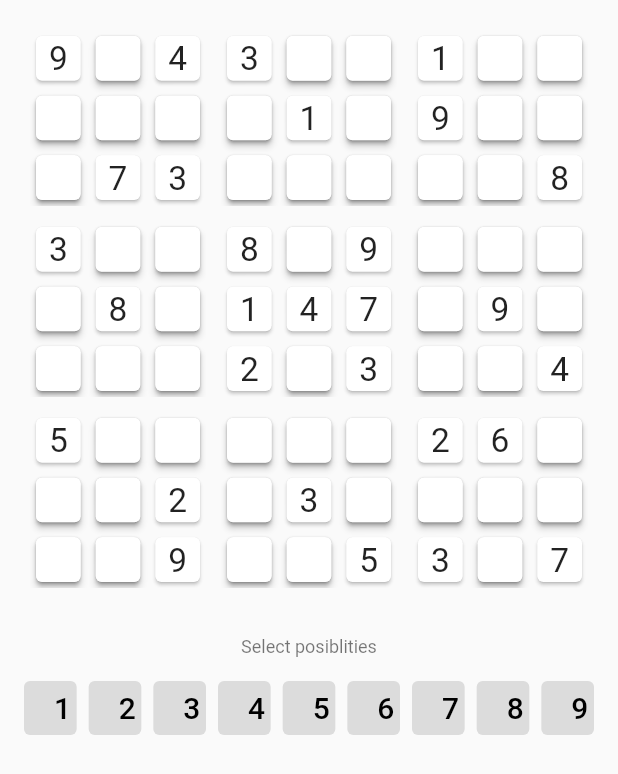
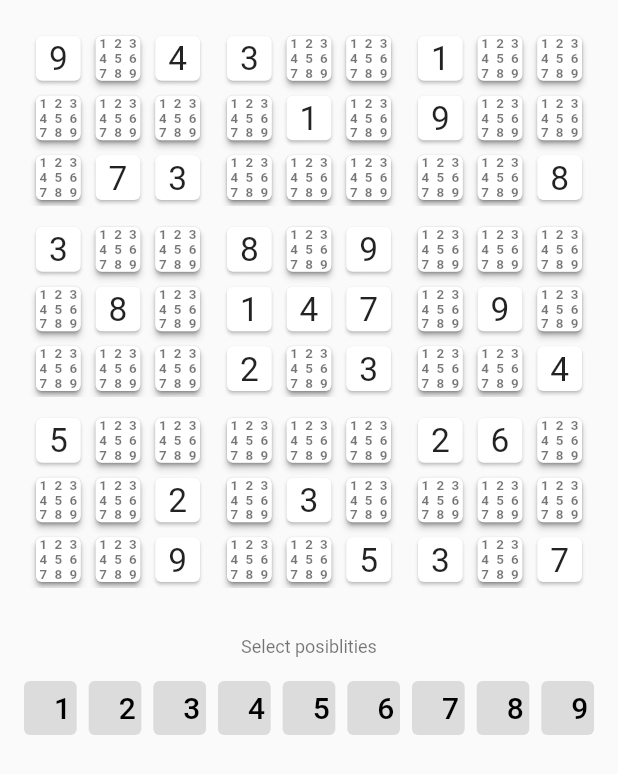
Before and after one commit to mjarkk/flutter_sudoku, a Flutter app: the screen it shows after launch, on a phone screen of 412 x 824 dp. Shown: the top 774 px of the screen. Run offline on Flutter 3.47's test engine with Material 2 defaults, Android fonts, the phone set to English and light mode, and no system bars.

Commit message:
show possibilities in grid

```diff
--- a/lib/playground.dart
+++ b/lib/playground.dart
@@ -83,43 +83,38 @@ class GridCell extends StatelessWidget {
             ),
           );
 
+        double posibilityFontSize =
+            constraints.maxWidth < 50 ? constraints.maxWidth * .3 : 15;
+
         return ElevatedButton(
           child: Container(
+            constraints: BoxConstraints(maxHeight: 50, maxWidth: 50),
             child: Column(
-              children: List.generate(
-                3,
-                (i) => Row(
+              children: List.generate(3, (i) {
+                int valueOffset = i * 3 + 1;
+                return Expanded(
+                  child: Row(
                     children: List.generate(
                       3,
                       (j) {
-                      int value = i * 3 + j + 1;
-                      return Expanded(
-                        child: Center(
-                          child: field.posibilities[value] == true
-                              ? Text(
-                                  value.toString(),
-                                  style: TextStyle(
-                                    color: Theme.of(context)
-                                        .textTheme
-                                        .caption
-                                        ?.color,
-                                    fontSize: constraints.maxWidth * .4,
-                                    fontWeight: FontWeight.bold,
-                                  ),
-                                )
-                              : Container(),
-                        ),
+                        int value = valueOffset + j;
+                        return _Possibility(
+                          value:
+                              field.posibilities[value] == true ? value : null,
+                          fontSize: posibilityFontSize,
                         );
                       },
                     ),
                   ),
-              ).toList(),
+                );
+              }).toList(),
             ),
           ),
           style: ElevatedButton.styleFrom(
             primary: selected
                 ? Theme.of(context).colorScheme.primaryVariant
                 : Theme.of(context).cardColor,
+            padding: EdgeInsets.zero,
           ),
           onPressed: () => setSelectCell(cell),
         );
@@ -127,3 +122,28 @@ class GridCell extends StatelessWidget {
     );
   }
 }
+
+class _Possibility extends StatelessWidget {
+  final int? value;
+  final double fontSize;
+  const _Possibility({Key? key, this.value, required this.fontSize})
+      : super(key: key);
+
+  @override
+  Widget build(BuildContext context) {
+    return Expanded(
+      child: Center(
+        child: value != null
+            ? Text(
+                value.toString(),
+                style: TextStyle(
+                  color: Theme.of(context).textTheme.caption?.color,
+                  fontSize: fontSize,
+                  fontWeight: FontWeight.bold,
+                ),
+              )
+            : Container(),
+      ),
+    );
+  }
+}
--- a/lib/sudoku.dart
+++ b/lib/sudoku.dart
@@ -49,7 +49,19 @@ class SudokuField {
   int? value;
   Map<int, bool> posibilities = {};
 
-  SudokuField();
+  SudokuField() {
+    posibilities = {
+      1: true,
+      2: true,
+      3: true,
+      4: true,
+      5: true,
+      6: true,
+      7: true,
+      8: true,
+      9: true,
+    };
+  }
 
   SudokuField.withValue(int value) {
     setValue(value);
```
Lines whose indentation alone changed are shown as unchanged.
